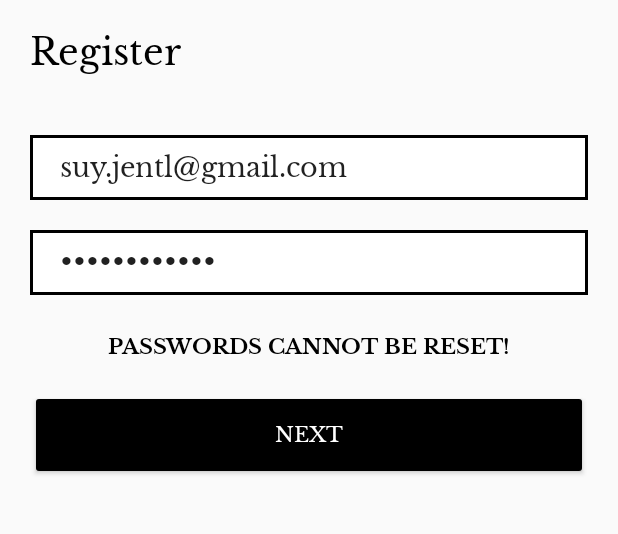
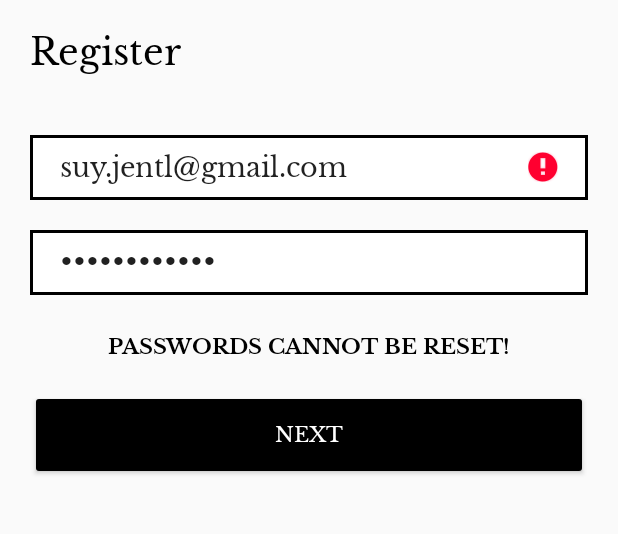
Before and after one commit to JentlSuy/android-vinyla, an Android app: the RegisterFragment screen opened through its navigation route, after a tap on "NEXT", on a phone screen of 412 x 824 dp, the part 233-767 px from its top. Run offline under Robolectric (Android 15) with nearby library versions, the phone set to English and light mode, and no system bars; our stand-ins replace data binding; 2 statements that could not run were skipped.

Commit message:
Finished 100%: Login/Register.

```diff
--- a/project/app/src/main/java/com/example/android_vinyla/screens/register/RegisterFragment.kt
+++ b/project/app/src/main/java/com/example/android_vinyla/screens/register/RegisterFragment.kt
@@ -2,6 +2,8 @@ package com.example.android_vinyla.screens.register
 
 import androidx.lifecycle.ViewModelProvider
 import android.os.Bundle
+import android.os.Handler
+import android.os.Looper
 import android.util.Log
 import androidx.fragment.app.Fragment
 import android.view.LayoutInflater
@@ -37,46 +39,53 @@ class RegisterFragment : Fragment() {
         binding.lifecycleOwner = this
 
         // DEVELOPMENT PURPOSES!!!
+        //binding.registerEmailInput.setText("testtest@test.com")
         binding.registerEmailInput.setText("suy.jentl@gmail.com")
         binding.registerPasswordInput.setText("P@ssword1999")
         binding.registerFirstnameInput.setText("FirstName")
         binding.registerLastnameInput.setText("LastName")
         // TODO
 
-        // SETTING ONCLICKLISTENERS
         binding.registerBackButton.setOnClickListener {
             findNavController().navigate(R.id.action_registerFragment_to_welcomeFragment)
         }
+
         binding.registerNextButton.setOnClickListener {
 
+            loading(true)
 
             if (!viewModel.checkEmail(binding.registerEmailInput.text.toString())) {
                 binding.registerEmailInput.setError("Incorrect email!")
                 step1ValidationCorrect = false
-            }
+                loading(false)
+            } else {
 
                 viewModel.checkEmailInUse()
 
                 viewModel.emailAvailable.observe(viewLifecycleOwner, Observer {
-                if (null != it) {
-                    Log.i("RegisterFragment", "ContentEquals")
                     if (viewModel.emailAvailable.value.contentEquals("false")) {
+                        val handler = Handler(Looper.getMainLooper())
+                        handler.postDelayed({
                             binding.registerEmailInput.setError("The given email address is already in use!")
+                            loading(false)
+                        }, 1000)
                         step1ValidationCorrect = false
-                        // 2
-                        Log.i("RegisterFragment", "Fragment STOP - MAIL IN USE")
-                    } else {
+                    } else if (viewModel.emailAvailable.value.contentEquals("true")) {
                         step1ValidationCorrect = true
                         binding.registerEmailInput.setError(null)
                     }
                     if (!viewModel.checkPassword(binding.registerPasswordInput.text.toString())) {
                         binding.registerPasswordInput.setError("Password must meet the requirements of at least 8 characters, 1 lowercase, 1 uppercase, 1 numeric & 1 special character!")
                         step1ValidationCorrect = false
+                        loading(false)
                     }
 
-                    Log.i("RegisterFragment", "step1ValidationCorrect " + step1ValidationCorrect)
+                    //Log.i("RegisterFragment", "step1ValidationCorrect " + step1ValidationCorrect)
 
+                    val handler = Handler(Looper.getMainLooper())
+                    handler.postDelayed({
                         if (step1ValidationCorrect) {
+                            loading(false)
                             binding.registerBackButton.visibility = View.GONE
                             binding.registerEmailInput.visibility = View.GONE
                             binding.registerPasswordInput.visibility = View.GONE
@@ -86,12 +95,11 @@ class RegisterFragment : Fragment() {
                             binding.registerBackButtonStep2.visibility = View.VISIBLE
                             binding.registerSignupButton.visibility = View.VISIBLE
                             binding.registerPasswordResetWarning.visibility = View.GONE
-                        // !!!! step1ValidationCorrect = false
                         }
+                    }, 1000)
+
+                })
             }
-            })
-
-
         }
         binding.registerBackButtonStep2.setOnClickListener {
             step1ValidationCorrect = false
@@ -104,6 +112,7 @@ class RegisterFragment : Fragment() {
             binding.registerSignupButton.visibility = View.GONE
             binding.registerBackButtonStep2.visibility = View.GONE
             binding.registerPasswordResetWarning.visibility = View.VISIBLE
+            binding.registerEmailInput.setError(null)
             step1ValidationCorrect = false
         }
         binding.registerSignupButton.setOnClickListener {
@@ -124,9 +133,22 @@ class RegisterFragment : Fragment() {
                     "RegisterFragment",
                     "SignUp button was pressed! Creating account...\n${viewModel.email.value}\n${viewModel.password.value}\n${viewModel.firstname.value}\n${viewModel.lastname.value}"
                 )
+
+                viewModel.signUp()
+
                 findNavController().navigate(R.id.action_registerFragment_to_mainFragment)
             }
         }
         return binding.root
     }
+
+    fun loading(startLoading: Boolean) {
+        if (startLoading) {
+            binding.registerProgressBar.visibility = View.VISIBLE
+            binding.registerNextButton.visibility = View.GONE
+        } else if (!startLoading) {
+            binding.registerProgressBar.visibility = View.GONE
+            binding.registerNextButton.visibility = View.VISIBLE
         }
+    }
+}
--- a/project/app/src/main/res/layout/fragment_register.xml
+++ b/project/app/src/main/res/layout/fragment_register.xml
@@ -14,6 +14,7 @@
     <LinearLayout
         android:layout_width="match_parent"
         android:layout_height="match_parent"
+        android:animateLayoutChanges="true"
         android:orientation="vertical">
 
         <androidx.constraintlayout.widget.ConstraintLayout
@@ -100,6 +101,7 @@
             tools:ignore="TouchTargetSizeCheck" />
 
         <!--   STEP 2 - FIRSTNAME     -->
+
         <TextView
             android:id="@+id/register_password_reset_warning"
             android:layout_width="match_parent"
@@ -157,6 +159,14 @@
             android:textSize="14sp"
             android:visibility="gone" />
 
+        <ProgressBar
+            android:id="@+id/register_progressBar"
+            style="@android:style/Widget.Holo.ProgressBar"
+            android:layout_width="match_parent"
+            android:layout_height="wrap_content"
+            android:layout_marginTop="20dp"
+            android:visibility="gone" />
+
     </LinearLayout>
 
 </layout>
```
Also changed, not shown: project/app/src/main/java/com/example/android_vinyla/network/RegisterRequestProperty.kt (added, +9 -0 lines), project/app/src/main/java/com/example/android_vinyla/network/VinylaApiService.kt (+5 -2 lines), project/app/src/main/java/com/example/android_vinyla/screens/login/LoginFragment.kt (+25 -1 lines), project/app/src/main/java/com/example/android_vinyla/screens/login/LoginViewModel.kt (+8 -4 lines), project/app/src/main/java/com/example/android_vinyla/screens/register/RegisterViewModel.kt (+28 -3 lines), project/app/src/main/res/layout/fragment_login.xml (+9 -0 lines). Lines whose indentation alone changed are shown as unchanged.
